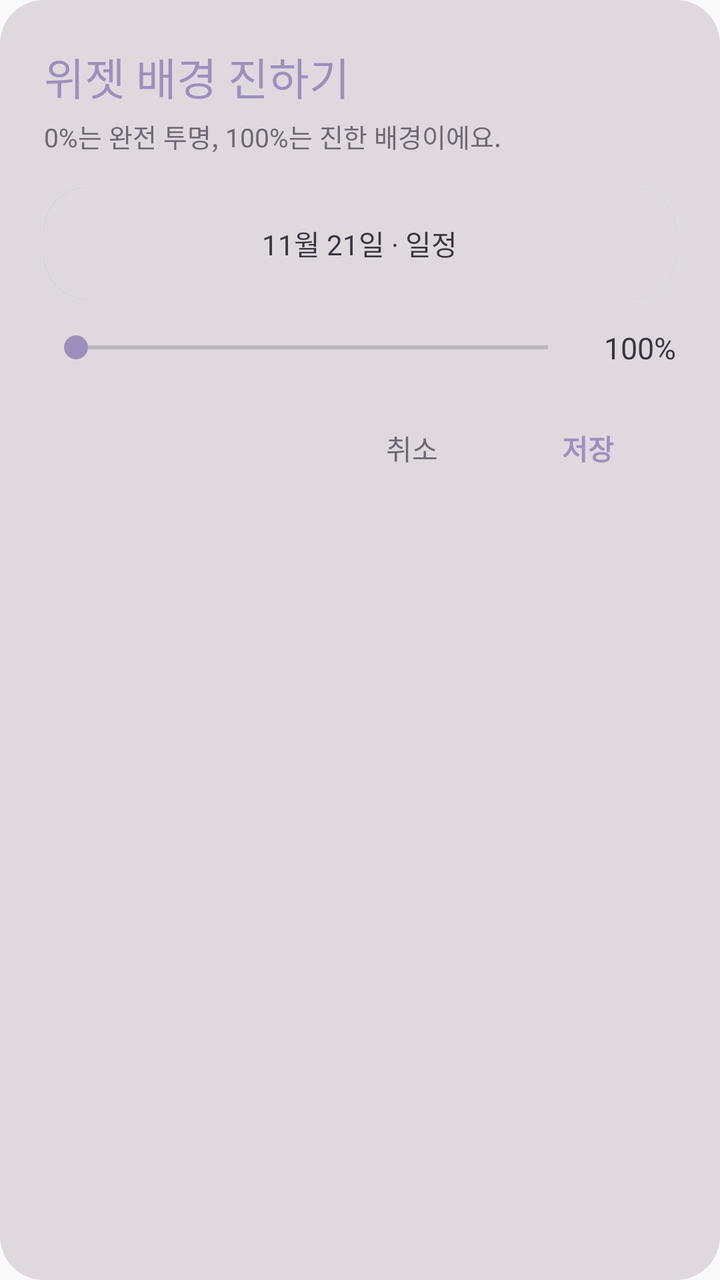
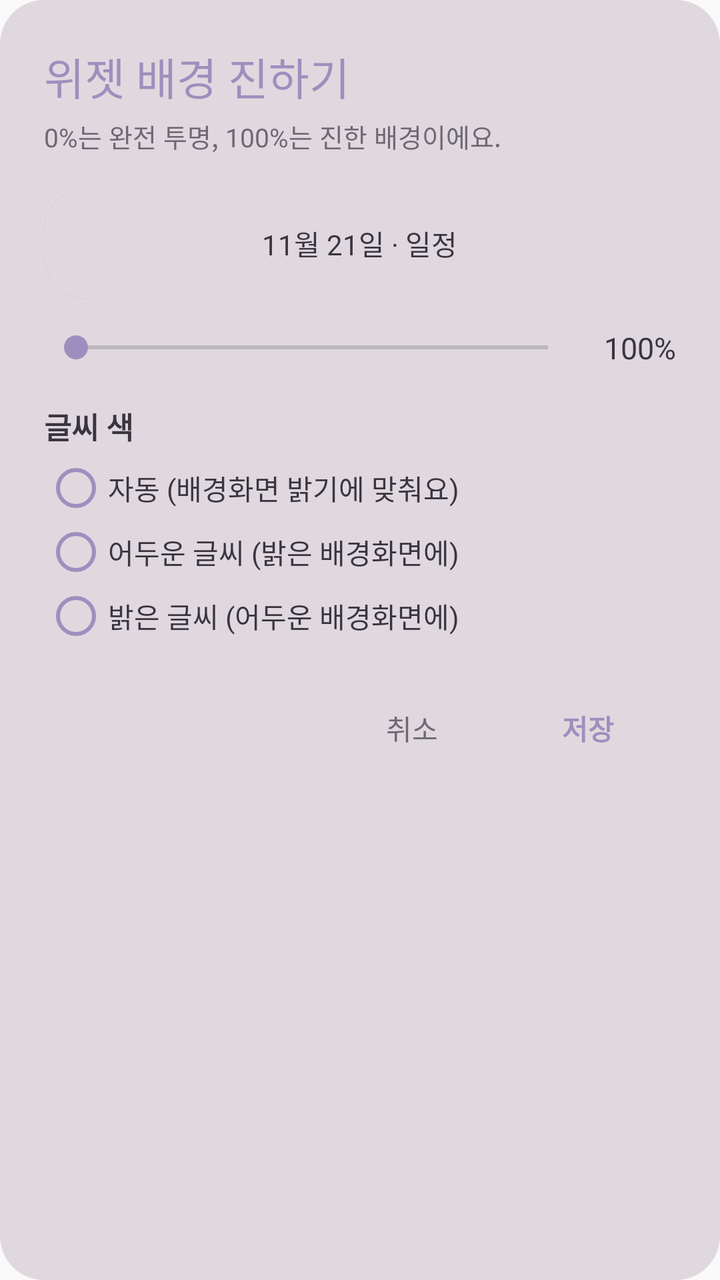

An Android layout rendered at two revisions. The XML below is the earlier revision; the diff shows what the commit changed to produce the second picture.
<!-- AndroidManifest.xml: application theme AppTheme -->
<!-- res/layout/w_config.xml -->
<?xml version="1.0" encoding="utf-8"?>
<LinearLayout xmlns:android="http://schemas.android.com/apk/res/android"
    android:layout_width="match_parent"
    android:layout_height="wrap_content"
    android:background="@drawable/w_bg"
    android:minWidth="300dp"
    android:orientation="vertical"
    android:padding="22dp">

    <TextView
        android:layout_width="wrap_content"
        android:layout_height="wrap_content"
        android:fontFamily="@font/griun_cherry"
        android:text="위젯 배경 진하기"
        android:textColor="@color/w_lav"
        android:textSize="22sp" />

    <TextView
        android:layout_width="wrap_content"
        android:layout_height="wrap_content"
        android:layout_marginTop="4dp"
        android:text="0%는 완전 투명, 100%는 진한 배경이에요."
        android:textColor="@color/w_muted"
        android:textSize="13sp" />

    
    <FrameLayout
        android:layout_width="match_parent"
        android:layout_height="56dp"
        android:layout_marginTop="16dp"
        android:background="@drawable/w_cfg_checker">

        <ImageView
            android:id="@+id/cfg_preview"
            android:layout_width="match_parent"
            android:layout_height="match_parent"
            android:importantForAccessibility="no"
            android:scaleType="fitXY"
            android:src="@drawable/w_bg" />

        <TextView
            android:layout_width="wrap_content"
            android:layout_height="wrap_content"
            android:layout_gravity="center"
            android:text="11월 21일 · 일정"
            android:textColor="@color/w_fg"
            android:textSize="14sp" />
    </FrameLayout>

    <LinearLayout
        android:layout_width="match_parent"
        android:layout_height="wrap_content"
        android:layout_marginTop="14dp"
        android:gravity="center_vertical"
        android:orientation="horizontal">

        <SeekBar
            android:id="@+id/cfg_bar"
            android:layout_width="0dp"
            android:layout_height="wrap_content"
            android:layout_weight="1"
            android:contentDescription="위젯 배경 진하기"
            android:max="20"
            android:progressTint="@color/w_lav"
            android:thumbTint="@color/w_lav" />

        <TextView
            android:id="@+id/cfg_val"
            android:layout_width="48dp"
            android:layout_height="wrap_content"
            android:gravity="end"
            android:text="100%"
            android:textColor="@color/w_fg"
            android:textSize="15sp" />
    </LinearLayout>

    <LinearLayout
        android:layout_width="match_parent"
        android:layout_height="wrap_content"
        android:layout_marginTop="16dp"
        android:gravity="end"
        android:orientation="horizontal">

        <Button
            android:id="@+id/cfg_cancel"
            style="?android:attr/borderlessButtonStyle"
            android:layout_width="wrap_content"
            android:layout_height="wrap_content"
            android:text="취소"
            android:textColor="@color/w_muted" />

        <Button
            android:id="@+id/cfg_save"
            style="?android:attr/borderlessButtonStyle"
            android:layout_width="wrap_content"
            android:layout_height="wrap_content"
            android:text="저장"
            android:textColor="@color/w_lav"
            android:textStyle="bold" />
    </LinearLayout>
</LinearLayout>
<!-- resources referenced by this layout -->
<resources>
  <color name="w_fg">#3A3540</color>
  <color name="w_lav">#9D8FBD</color>
  <color name="w_muted">#6F6874</color>
  <!-- drawable w_bg (drawable) -->
  <?xml version="1.0" encoding="utf-8"?>
  <shape xmlns:android="http://schemas.android.com/apk/res/android" android:shape="rectangle">
      <solid android:color="@color/w_bg" />
      <corners android:radius="22dp" />
  </shape>
  <!-- drawable w_cfg_checker (drawable) -->
  <?xml version="1.0" encoding="utf-8"?>
  <layer-list xmlns:android="http://schemas.android.com/apk/res/android">
      <item>
          <shape android:shape="rectangle">
              <gradient android:angle="0" android:startColor="#7FA6C9" android:centerColor="#E6B8C8" android:endColor="#9FC7A8" />
              <corners android:radius="22dp" />
          </shape>
      </item>
  </layer-list>
  <style name="AppTheme" parent="Theme.AppCompat.Light.DarkActionBar">
          <item name="colorPrimary">@color/colorPrimary</item>
          <item name="colorPrimaryDark">@color/colorPrimaryDark</item>
          <item name="colorAccent">@color/colorAccent</item>
      </style>
  <color name="w_bg">#DFD9DF</color>
  <color name="colorPrimary">#9D8FBD</color>
  <color name="colorPrimaryDark">#D5CFD6</color>
  <color name="colorAccent">#9D8FBD</color>
</resources>

<!-- the commit's change to res/layout/w_config.xml (unified diff, before → after) -->
@@ -39,6 +39,7 @@
             android:src="@drawable/w_bg" />
 
         <TextView
+            android:id="@+id/cfg_text"
             android:layout_width="wrap_content"
             android:layout_height="wrap_content"
             android:layout_gravity="center"
@@ -74,6 +75,50 @@
             android:textSize="15sp" />
     </LinearLayout>
 
+    <TextView
+        android:layout_width="wrap_content"
+        android:layout_height="wrap_content"
+        android:layout_marginTop="18dp"
+        android:text="글씨 색"
+        android:textColor="@color/w_fg"
+        android:textSize="15sp"
+        android:textStyle="bold" />
+
+    <RadioGroup
+        android:id="@+id/cfg_text_mode"
+        android:layout_width="match_parent"
+        android:layout_height="wrap_content"
+        android:layout_marginTop="4dp"
+        android:orientation="vertical">
+
+        <RadioButton
+            android:id="@+id/cfg_auto"
+            android:layout_width="match_parent"
+            android:layout_height="wrap_content"
+            android:buttonTint="@color/w_lav"
+            android:text="자동 (배경화면 밝기에 맞춰요)"
+            android:textColor="@color/w_fg"
+            android:textSize="14sp" />
+
+        <RadioButton
+            android:id="@+id/cfg_dark"
+            android:layout_width="match_parent"
+            android:layout_height="wrap_content"
+            android:buttonTint="@color/w_lav"
+            android:text="어두운 글씨 (밝은 배경화면에)"
+            android:textColor="@color/w_fg"
+            android:textSize="14sp" />
+
+        <RadioButton
+            android:id="@+id/cfg_light"
+            android:layout_width="match_parent"
+            android:layout_height="wrap_content"
+            android:buttonTint="@color/w_lav"
+            android:text="밝은 글씨 (어두운 배경화면에)"
+            android:textColor="@color/w_fg"
+            android:textSize="14sp" />
+    </RadioGroup>
+
     <LinearLayout
         android:layout_width="match_parent"
         android:layout_height="wrap_content"
